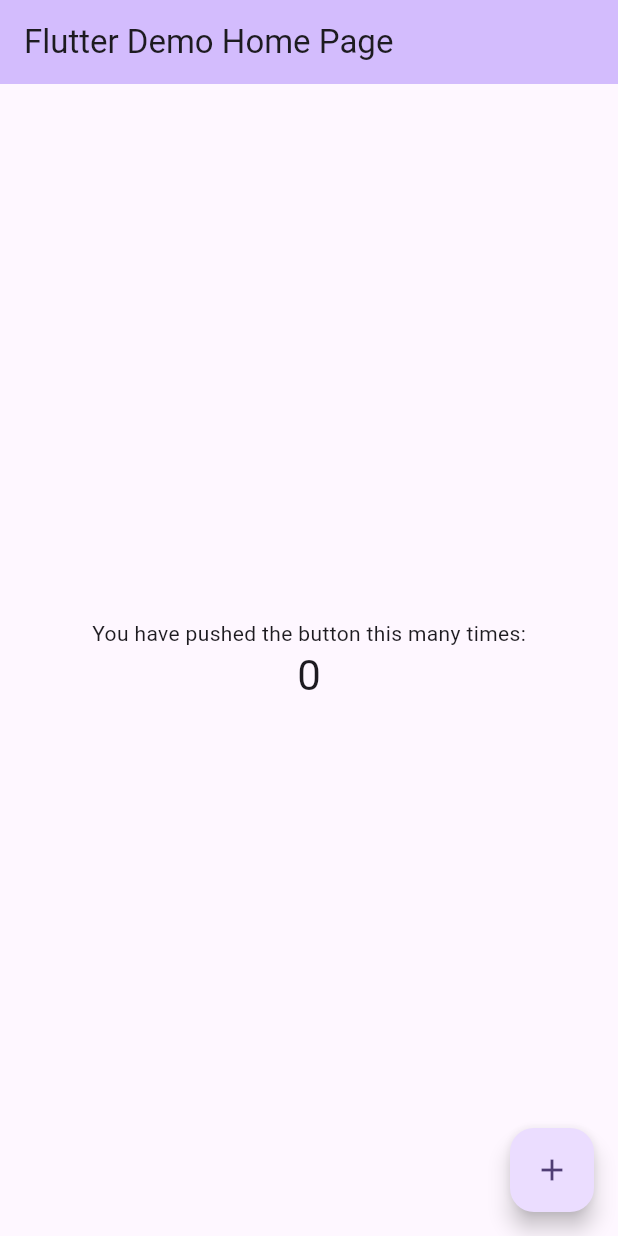
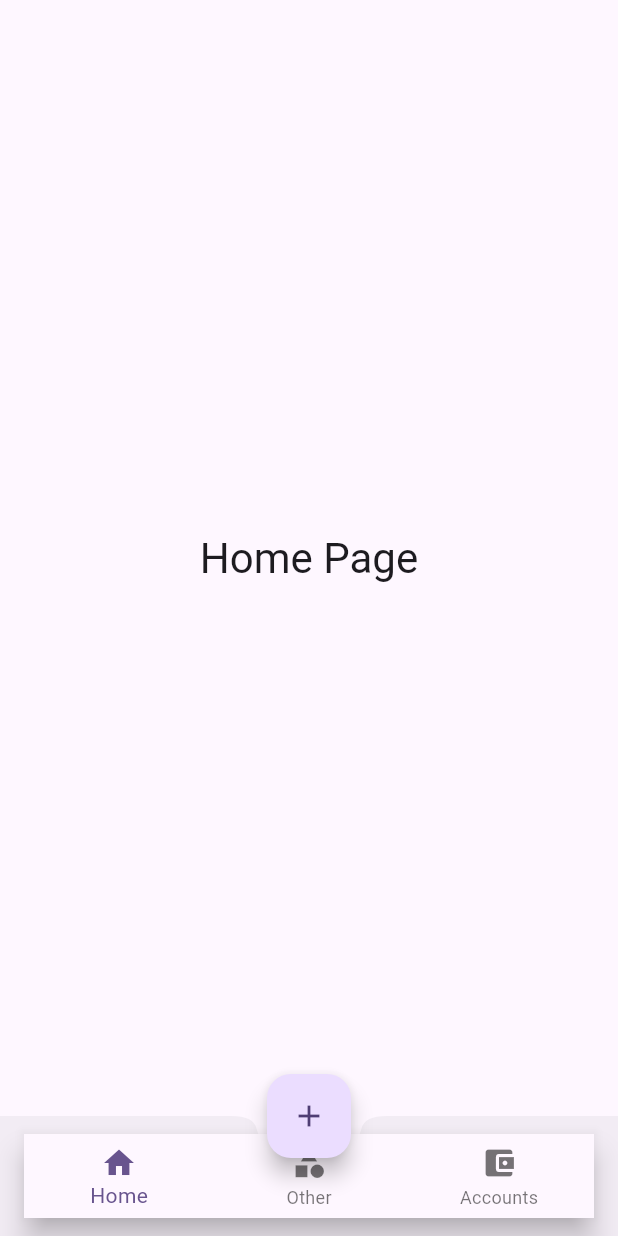
Before and after one commit to VictorKimathi/ivy-clone, a Flutter app: the screen it shows after launch, on a phone screen of 412 x 824 dp. Run offline on Flutter 3.47's test engine with Material 3 defaults, Android fonts, the phone set to English and light mode, and no system bars; our stand-ins replace firebase_core; accounts and stored records are empty.

Commit message:
added view for accounts

```diff
--- a/lib/main.dart
+++ b/lib/main.dart
@@ -1,4 +1,6 @@
 import 'package:flutter/material.dart';
+
+import 'accounts/account_view.dart';
 
 void main() {
   runApp(const MyApp());
@@ -7,119 +9,98 @@
 class MyApp extends StatelessWidget {
   const MyApp({super.key});
 
-  // This widget is the root of your application.
   @override
   Widget build(BuildContext context) {
     return MaterialApp(
       title: 'Flutter Demo',
       theme: ThemeData(
-        // This is the theme of your application.
-        //
-        // TRY THIS: Try running your application with "flutter run". You'll see
-        // the application has a purple toolbar. Then, without quitting the app,
-        // try changing the seedColor in the colorScheme below to Colors.green
-        // and then invoke "hot reload" (save your changes or press the "hot
-        // reload" button in a Flutter-supported IDE, or press "r" if you used
-        // the command line to start the app).
-        //
-        // Notice that the counter didn't reset back to zero; the application
-        // state is not lost during the reload. To reset the state, use hot
-        // restart instead.
-        //
-        // This works for code too, not just values: Most code changes can be
-        // tested with just a hot reload.
         colorScheme: ColorScheme.fromSeed(seedColor: Colors.deepPurple),
         useMaterial3: true,
       ),
-      home: const MyHomePage(title: 'Flutter Demo Home Page'),
+      home: const MainScreen(),
     );
   }
 }
 
-class MyHomePage extends StatefulWidget {
-  const MyHomePage({super.key, required this.title});
-
-  // This widget is the home page of your application. It is stateful, meaning
-  // that it has a State object (defined below) that contains fields that affect
-  // how it looks.
-
-  // This class is the configuration for the state. It holds the values (in this
-  // case the title) provided by the parent (in this case the App widget) and
-  // used by the build method of the State. Fields in a Widget subclass are
-  // always marked "final".
-
-  final String title;
+class MainScreen extends StatefulWidget {
+  const MainScreen({super.key});
 
   @override
-  State<MyHomePage> createState() => _MyHomePageState();
+  State<MainScreen> createState() => _MainScreenState();
 }
 
-class _MyHomePageState extends State<MyHomePage> {
-  int _counter = 0;
+class _MainScreenState extends State<MainScreen> {
+  int _selectedIndex = 0;
 
-  void _incrementCounter() {
+  // List of pages to navigate between
+  final List<Widget> _pages = [
+    const HomePage(),
+    const SomeOtherPage(),
+    const AccountView(), // Account view as the last item
+  ];
+
+  void _onItemTapped(int index) {
     setState(() {
-      // This call to setState tells the Flutter framework that something has
-      // changed in this State, which causes it to rerun the build method below
-      // so that the display can reflect the updated values. If we changed
-      // _counter without calling setState(), then the build method would not be
-      // called again, and so nothing would appear to happen.
-      _counter++;
+      _selectedIndex = index;
     });
   }
 
   @override
   Widget build(BuildContext context) {
-    // This method is rerun every time setState is called, for instance as done
-    // by the _incrementCounter method above.
-    //
-    // The Flutter framework has been optimized to make rerunning build methods
-    // fast, so that you can just rebuild anything that needs updating rather
-    // than having to individually change instances of widgets.
     return Scaffold(
-      appBar: AppBar(
-        // TRY THIS: Try changing the color here to a specific color (to
-        // Colors.amber, perhaps?) and trigger a hot reload to see the AppBar
-        // change color while the other colors stay the same.
-        backgroundColor: Theme.of(context).colorScheme.inversePrimary,
-        // Here we take the value from the MyHomePage object that was created by
-        // the App.build method, and use it to set our appbar title.
-        title: Text(widget.title),
+      body: _pages[_selectedIndex], // Show the selected page
+      floatingActionButtonLocation: FloatingActionButtonLocation.centerDocked,
+      floatingActionButton: FloatingActionButton(
+        onPressed: () {
+          // Define action for central FAB button
+        },
+        child: const Icon(Icons.add),
       ),
-      body: Center(
-        // Center is a layout widget. It takes a single child and positions it
-        // in the middle of the parent.
-        child: Column(
-          // Column is also a layout widget. It takes a list of children and
-          // arranges them vertically. By default, it sizes itself to fit its
-          // children horizontally, and tries to be as tall as its parent.
-          //
-          // Column has various properties to control how it sizes itself and
-          // how it positions its children. Here we use mainAxisAlignment to
-          // center the children vertically; the main axis here is the vertical
-          // axis because Columns are vertical (the cross axis would be
-          // horizontal).
-          //
-          // TRY THIS: Invoke "debug painting" (choose the "Toggle Debug Paint"
-          // action in the IDE, or press "p" in the console), to see the
-          // wireframe for each widget.
-          mainAxisAlignment: MainAxisAlignment.center,
-          children: <Widget>[
-            const Text(
-              'You have pushed the button this many times:',
+      bottomNavigationBar: BottomAppBar(
+        shape: const CircularNotchedRectangle(),
+        notchMargin: 8.0,
+        child: BottomNavigationBar(
+          currentIndex: _selectedIndex,
+          onTap: _onItemTapped,
+          items: const [
+            BottomNavigationBarItem(
+              icon: Icon(Icons.home),
+              label: 'Home',
             ),
-            Text(
-              '$_counter',
-              style: Theme.of(context).textTheme.headlineMedium,
+            BottomNavigationBarItem(
+              icon: Icon(Icons.category),
+              label: 'Other',
+            ),
+            BottomNavigationBarItem(
+              icon: Icon(Icons.account_balance_wallet),
+              label: 'Accounts', // Last item linked to AccountView
             ),
           ],
         ),
       ),
-      floatingActionButton: FloatingActionButton(
-        onPressed: _incrementCounter,
-        tooltip: 'Increment',
-        child: const Icon(Icons.add),
-      ), // This trailing comma makes auto-formatting nicer for build methods.
     );
   }
 }
+
+// Example placeholder pages
+class HomePage extends StatelessWidget {
+  const HomePage({super.key});
+
+  @override
+  Widget build(BuildContext context) {
+    return Center(
+      child: Text('Home Page', style: Theme.of(context).textTheme.headlineMedium),
+    );
+  }
+}
+
+class SomeOtherPage extends StatelessWidget {
+  const SomeOtherPage({super.key});
+
+  @override
+  Widget build(BuildContext context) {
+    return Center(
+      child: Text('Other Page', style: Theme.of(context).textTheme.headlineMedium),
+    );
+  }
+}
```
Also changed, not shown: lib/accounts/account_view.dart (added, +183 -0 lines), 3 other files.
